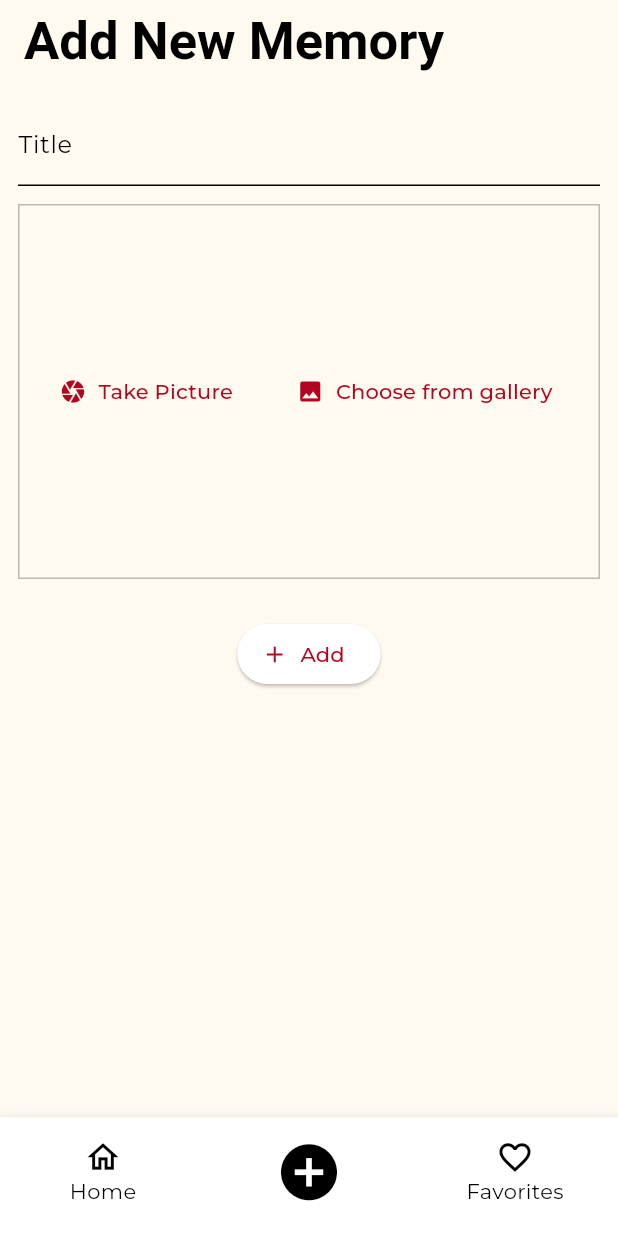
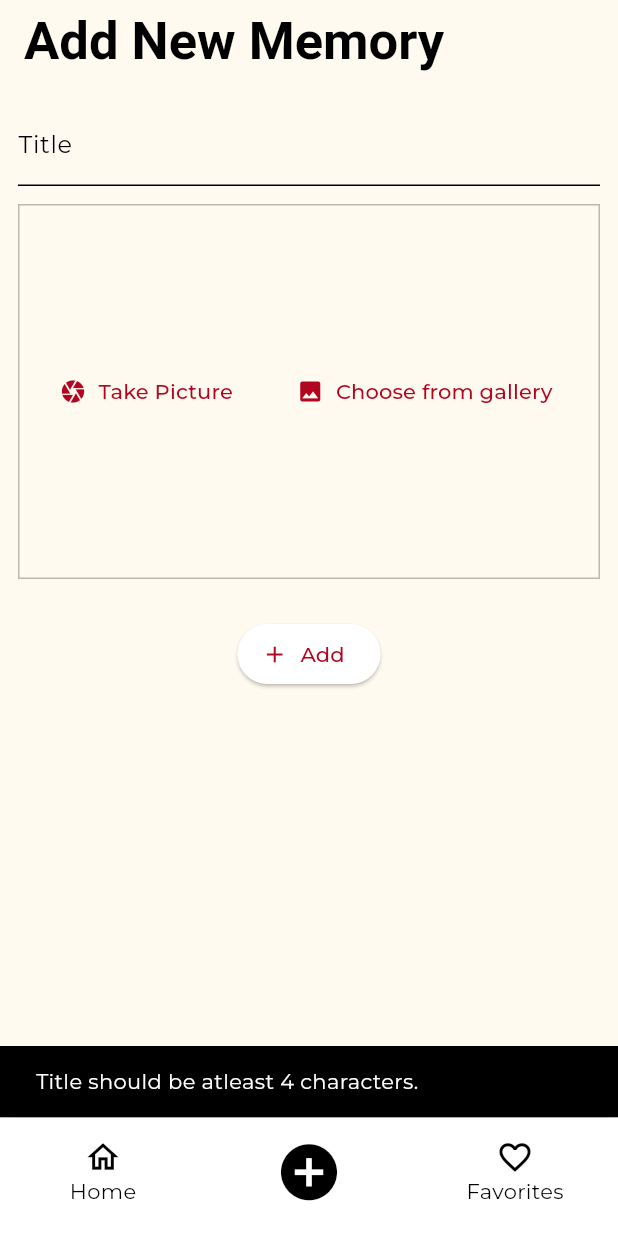
Before and after one commit to BilawalMehfooz1/memories_app, a Flutter app: the screen it shows once a user with an empty profile is signed in, item 2 of the bottom bar chosen, after a tap on "Add", on a phone screen of 412 x 824 dp. Run offline on Flutter 3.47's test engine with Material 2 defaults, Android fonts, the phone set to English and light mode, and no system bars; our stand-ins replace cloud_firestore, firebase_auth, firebase_core, firebase_storage, google_fonts, image_picker; accounts and stored records are empty.

Commit message:
added method to save image to firebase

```diff
--- a/lib/screens/add_memory_screen.dart
+++ b/lib/screens/add_memory_screen.dart
@@ -1,8 +1,89 @@
+import 'dart:io';
 import 'package:flutter/material.dart';
 import 'package:memories_app/widgets/image_input.dart';
 
-class AddNewMemoryScreen extends StatelessWidget {
+import 'package:cloud_firestore/cloud_firestore.dart';
+import 'package:firebase_storage/firebase_storage.dart';
+
+class AddNewMemoryScreen extends StatefulWidget {
   const AddNewMemoryScreen({super.key});
+
+  @override
+  State<AddNewMemoryScreen> createState() => _AddNewMemoryScreenState();
+}
+
+class _AddNewMemoryScreenState extends State<AddNewMemoryScreen> {
+  final _titleController = TextEditingController();
+  File? _selectedImage;
+
+  @override
+  void dispose() {
+    _titleController.dispose();
+    super.dispose();
+  }
+
+  void _saveMemory() async {
+    if (_titleController.text.trim().length < 4 ||
+        _titleController.text.trim().isEmpty ||
+        _titleController.text.isEmpty) {
+      ScaffoldMessenger.of(context).clearSnackBars();
+      ScaffoldMessenger.of(context).showSnackBar(
+        const SnackBar(
+          content: Text('Title should be atleast 4 characters.'),
+        ),
+      );
+      return;
+    }
+
+    if (_selectedImage == null) {
+      ScaffoldMessenger.of(context).clearSnackBars();
+      ScaffoldMessenger.of(context).showSnackBar(
+        const SnackBar(
+          content: Text('Please select an image.'),
+        ),
+      );
+      return;
+    }
+    try {
+      final ref = FirebaseStorage.instance
+          .ref()
+          .child('memories')
+          .child('${DateTime.now().toIso8601String()}.jpg');
+
+      await ref.putFile(_selectedImage!);
+
+      final imageUrl = await ref.getDownloadURL();
+
+      // Save the memory details to Firestore
+      await FirebaseFirestore.instance.collection('memories').add({
+        'title': _titleController.text,
+        'imageUrl': imageUrl,
+        // Add other details like the date, etc. if necessary
+      });
+    } catch (error) {
+      if (error is FirebaseException) {
+        if (!mounted) {
+          return;
+        }
+        ScaffoldMessenger.of(context).clearSnackBars();
+        ScaffoldMessenger.of(context).showSnackBar(
+          SnackBar(
+            content: Text(error.message!),
+          ),
+        );
+      } else {
+        if (!mounted) {
+          return;
+        }
+        ScaffoldMessenger.of(context).clearSnackBars();
+        ScaffoldMessenger.of(context).showSnackBar(
+          const SnackBar(
+            content: Text('An error occurred. Please try again.'),
+          ),
+        );
+      }
+    }
+  }
 
   @override
   Widget build(BuildContext context) {
@@ -13,12 +94,12 @@ class AddNewMemoryScreen extends StatelessWidget {
           children: [
             TextField(
               decoration: const InputDecoration(labelText: 'Title'),
-              // controller: _titleController,
+              controller: _titleController,
             ),
             const SizedBox(height: 12),
             ImageInput(
               onSelectImage: (image) {
-                // _selectedImage = image;
+                _selectedImage = image;
               },
             ),
             const SizedBox(height: 10),
@@ -29,7 +110,7 @@ class AddNewMemoryScreen extends StatelessWidget {
             // ),
             const SizedBox(height: 16),
             ElevatedButton.icon(
-              onPressed: () {},
+              onPressed: _saveMemory,
               icon: const Icon(Icons.add),
               label: const Text('Add'),
             )
```
Also changed, not shown: 1 other file.
